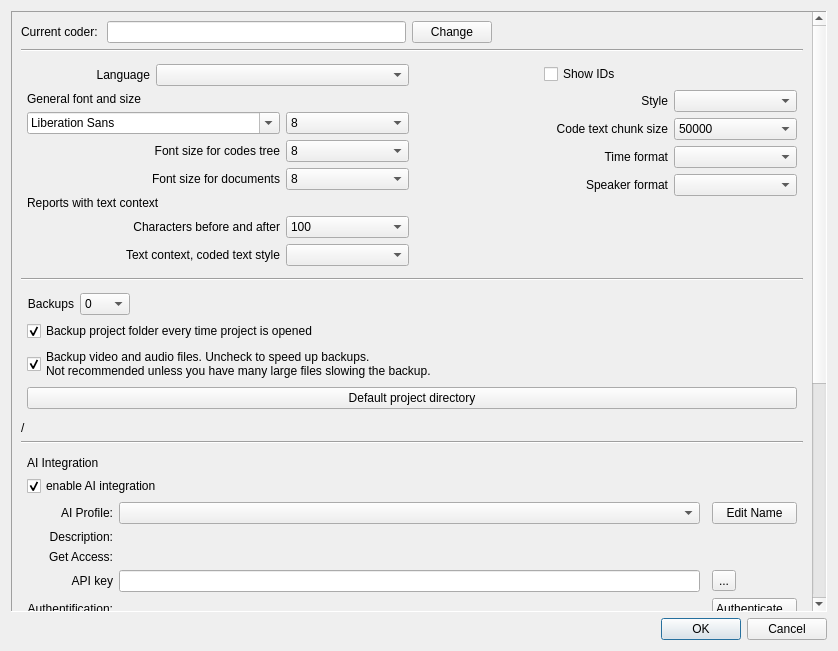
This is src/GUI_UIs/ui_dialog_settings.ui in ccbogel/QualCoder as Qt 5 draws it before an edit. The edited form follows.
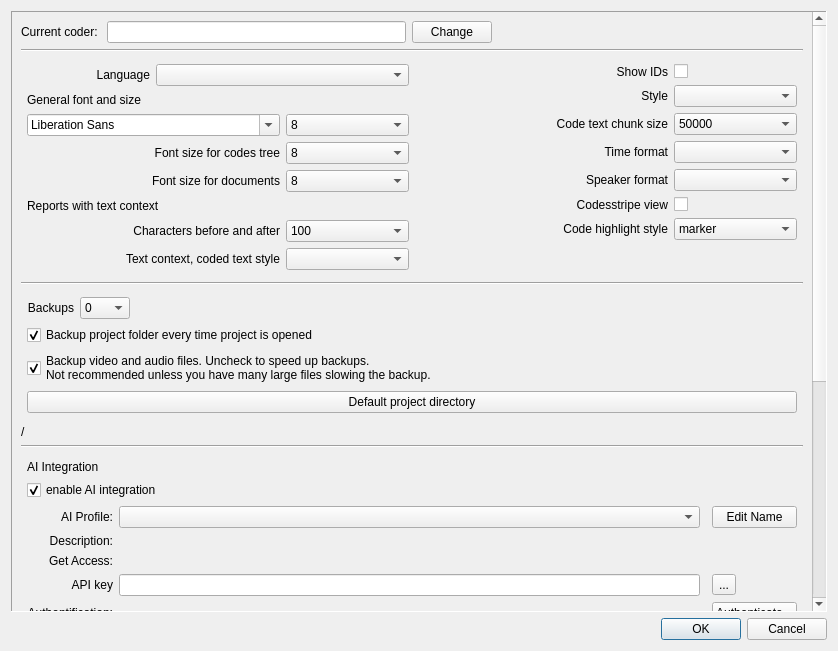
This is the edited form.

Commit message:
Make code stripe view the default
Highlight style will stay "marker" by default.
I also added code stripes and highlight style to the settings dialog.

```diff
--- a/src/GUI_UIs/ui_dialog_settings.ui
+++ b/src/GUI_UIs/ui_dialog_settings.ui
@@ -44,7 +44,7 @@
       <property name="geometry">
        <rect>
         <x>0</x>
-        <y>-475</y>
+        <y>0</y>
         <width>806</width>
         <height>1074</height>
        </rect>
@@ -588,8 +588,15 @@
              <property name="bottomMargin">
               <number>0</number>
              </property>
-             <item row="1" column="2">
-              <widget class="QComboBox" name="comboBox_style"/>
+             <item row="0" column="1">
+              <widget class="QLabel" name="label_21">
+               <property name="text">
+                <string>Show IDs</string>
+               </property>
+               <property name="alignment">
+                <set>Qt::AlignmentFlag::AlignRight|Qt::AlignmentFlag::AlignTrailing|Qt::AlignmentFlag::AlignVCenter</set>
+               </property>
+              </widget>
              </item>
              <item row="2" column="2">
               <widget class="QComboBox" name="comboBox_text_chunk_size">
@@ -605,6 +612,22 @@
                </item>
               </widget>
              </item>
+             <item row="7" column="1">
+              <spacer name="verticalSpacer">
+               <property name="orientation">
+                <enum>Qt::Orientation::Vertical</enum>
+               </property>
+               <property name="sizeType">
+                <enum>QSizePolicy::Policy::Expanding</enum>
+               </property>
+               <property name="sizeHint" stdset="0">
+                <size>
+                 <width>20</width>
+                 <height>30</height>
+                </size>
+               </property>
+              </spacer>
+             </item>
              <item row="4" column="1">
               <widget class="QLabel" name="label_6">
                <property name="toolTip">
@@ -618,6 +641,32 @@
                </property>
               </widget>
              </item>
+             <item row="4" column="2">
+              <widget class="QComboBox" name="comboBox_speaker"/>
+             </item>
+             <item row="3" column="2">
+              <widget class="QComboBox" name="comboBox_timestamp"/>
+             </item>
+             <item row="1" column="2">
+              <widget class="QComboBox" name="comboBox_style"/>
+             </item>
+             <item row="0" column="2">
+              <widget class="QCheckBox" name="checkBox">
+               <property name="toolTip">
+                <string>&lt;html&gt;&lt;head/&gt;&lt;body&gt;&lt;p&gt;Show the identifying numbers for files, cases, codes, et cetera.&lt;/p&gt;&lt;/body&gt;&lt;/html&gt;</string>
+               </property>
+               <property name="text">
+                <string/>
+               </property>
+              </widget>
+             </item>
+             <item row="5" column="2">
+              <widget class="QCheckBox" name="checkBox_code_stripes">
+               <property name="text">
+                <string/>
+               </property>
+              </widget>
+             </item>
              <item row="2" column="0" colspan="2">
               <widget class="QLabel" name="label_8">
                <property name="toolTip">
@@ -631,22 +680,6 @@
                </property>
               </widget>
              </item>
-             <item row="4" column="2">
-              <widget class="QComboBox" name="comboBox_speaker"/>
-             </item>
-             <item row="1" column="1">
-              <widget class="QLabel" name="label_style">
-               <property name="text">
-                <string>Style</string>
-               </property>
-               <property name="alignment">
-                <set>Qt::AlignmentFlag::AlignRight|Qt::AlignmentFlag::AlignTrailing|Qt::AlignmentFlag::AlignVCenter</set>
-               </property>
-              </widget>
-             </item>
-             <item row="3" column="2">
-              <widget class="QComboBox" name="comboBox_timestamp"/>
-             </item>
              <item row="3" column="1">
               <widget class="QLabel" name="label_5">
                <property name="toolTip">
@@ -660,31 +693,49 @@
                </property>
               </widget>
              </item>
-             <item row="0" column="1" colspan="2">
-              <widget class="QCheckBox" name="checkBox">
-               <property name="toolTip">
-                <string>&lt;html&gt;&lt;head/&gt;&lt;body&gt;&lt;p&gt;Show the identifying numbers for files, cases, codes, et cetera.&lt;/p&gt;&lt;/body&gt;&lt;/html&gt;</string>
-               </property>
-               <property name="text">
-                <string>Show IDs</string>
-               </property>
-              </widget>
-             </item>
              <item row="5" column="1">
-              <spacer name="verticalSpacer">
-               <property name="orientation">
-                <enum>Qt::Orientation::Vertical</enum>
+              <widget class="QLabel" name="label_20">
+               <property name="text">
+                <string>Codesstripe view</string>
                </property>
-               <property name="sizeType">
-                <enum>QSizePolicy::Policy::Expanding</enum>
+               <property name="alignment">
+                <set>Qt::AlignmentFlag::AlignRight|Qt::AlignmentFlag::AlignTrailing|Qt::AlignmentFlag::AlignVCenter</set>
                </property>
-               <property name="sizeHint" stdset="0">
-                <size>
-                 <width>20</width>
-                 <height>30</height>
-                </size>
+              </widget>
+             </item>
+             <item row="1" column="1">
+              <widget class="QLabel" name="label_style">
+               <property name="text">
+                <string>Style</string>
                </property>
-              </spacer>
+               <property name="alignment">
+                <set>Qt::AlignmentFlag::AlignRight|Qt::AlignmentFlag::AlignTrailing|Qt::AlignmentFlag::AlignVCenter</set>
+               </property>
+              </widget>
+             </item>
+             <item row="6" column="1">
+              <widget class="QLabel" name="label_22">
+               <property name="text">
+                <string>Code highlight style</string>
+               </property>
+               <property name="alignment">
+                <set>Qt::AlignmentFlag::AlignRight|Qt::AlignmentFlag::AlignTrailing|Qt::AlignmentFlag::AlignVCenter</set>
+               </property>
+              </widget>
+             </item>
+             <item row="6" column="2">
+              <widget class="QComboBox" name="comboBox_code_highlight_style">
+               <item>
+                <property name="text">
+                 <string>marker</string>
+                </property>
+               </item>
+               <item>
+                <property name="text">
+                 <string>underline</string>
+                </property>
+               </item>
+              </widget>
              </item>
             </layout>
            </widget>
```
The commit also changes 5 other files.
